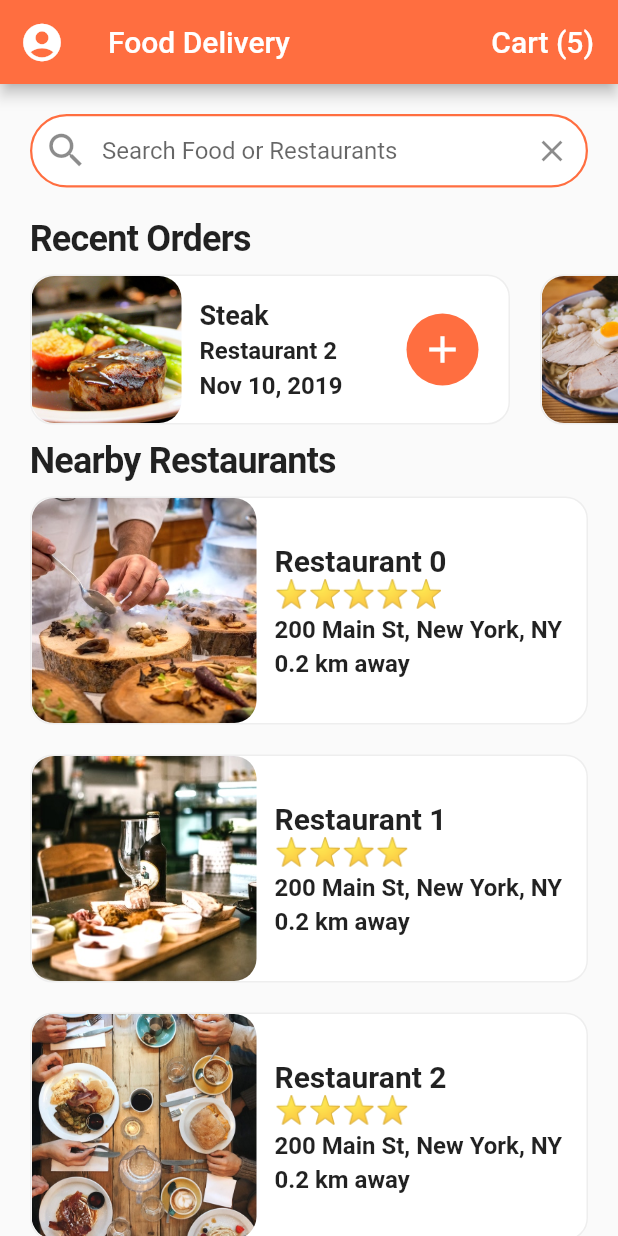
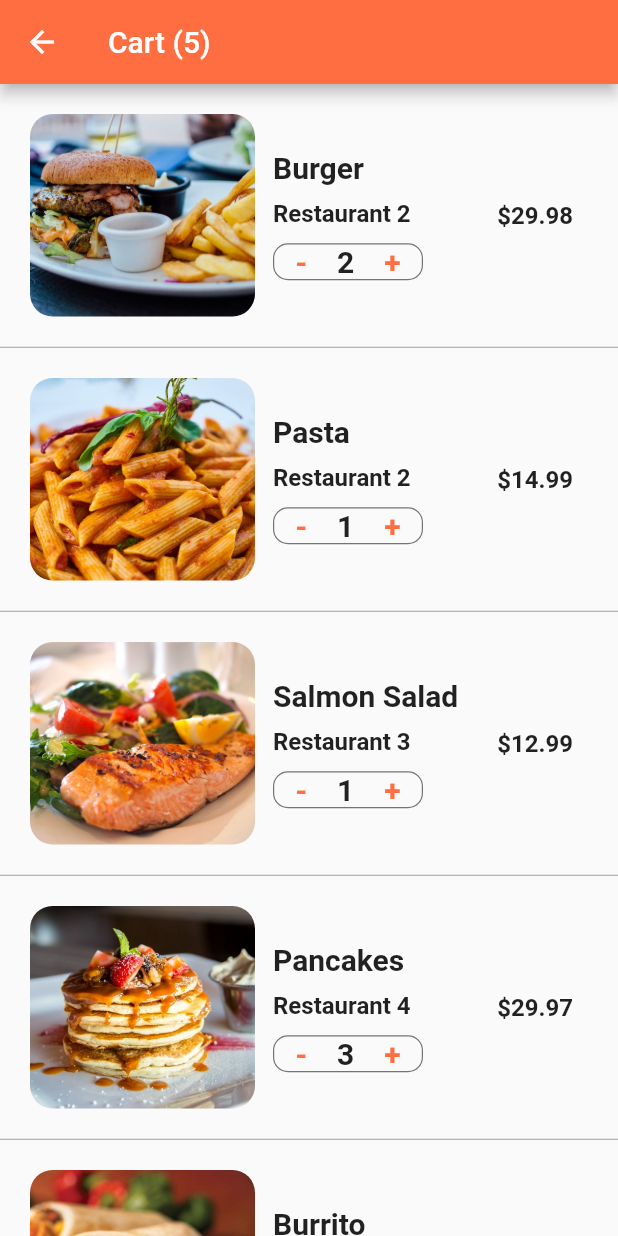
Before and after one commit to TomasKulik/FoodDeliveryUI, a Flutter app: the screen it shows after launch, after a tap on an icon or button, on a phone screen of 412 x 824 dp. Run offline on Flutter 3.47's test engine with Material 2 defaults, Android fonts, the phone set to English and light mode, and no system bars.

Commit message:
CartScreen items and quantity selector

```diff
--- /dev/null
+++ b/lib/screens/cart_screen.dart
@@ -0,0 +1,145 @@
+import 'package:flutter/material.dart';
+import 'package:flutter_food_delivery_ui/data/data.dart';
+import 'package:flutter_food_delivery_ui/models/order.dart';
+
+class CartScreen extends StatefulWidget {
+  @override
+  _CartScreenState createState() => _CartScreenState();
+}
+
+class _CartScreenState extends State<CartScreen> {
+  _buildCartItem(Order order) {
+    return Container(
+      padding: EdgeInsets.all(20.0),
+      height: 175.0,
+      child: Row(
+        children: <Widget>[
+          Expanded(
+            child: Row(
+              children: <Widget>[
+                Container(
+                  width: 150.0,
+                  decoration: BoxDecoration(
+                    image: DecorationImage(
+                      image: AssetImage(order.food.imageUrl),
+                      fit: BoxFit.cover,
+                    ),
+                    borderRadius: BorderRadius.circular(15.0),
+                  ),
+                ),
+                Expanded(
+                  child: Container(
+                    margin: EdgeInsets.all(12.0),
+                    child: Column(
+                      mainAxisAlignment: MainAxisAlignment.center,
+                      crossAxisAlignment: CrossAxisAlignment.start,
+                      children: <Widget>[
+                        Text(
+                          order.food.name,
+                          style: TextStyle(
+                            fontSize: 20.0,
+                            fontWeight: FontWeight.bold,
+                          ),
+                          overflow: TextOverflow.ellipsis,
+                        ),
+                        SizedBox(height: 10.0),
+                        Text(
+                          order.restaurant.name,
+                          style: TextStyle(
+                            fontSize: 16.0,
+                            fontWeight: FontWeight.w600,
+                          ),
+                          overflow: TextOverflow.ellipsis,
+                        ),
+                        SizedBox(height: 10.0),
+                        Container(
+                          width: 100.0,
+                          decoration: BoxDecoration(
+                            borderRadius: BorderRadius.circular(10.0),
+                            border: Border.all(
+                              width: 0.8,
+                              color: Colors.black54,
+                            ),
+                          ),
+                          child: Row(
+                            mainAxisAlignment: MainAxisAlignment.center,
+                            children: <Widget>[
+                              GestureDetector(
+                                onTap: () {},
+                                child: Text(
+                                  '-',
+                                  style: TextStyle(
+                                    color: Theme.of(context).primaryColor,
+                                    fontSize: 20.0,
+                                    fontWeight: FontWeight.w600,
+                                  ),
+                                ),
+                              ),
+                              SizedBox(width: 20.0),
+                              Text(
+                                order.quantity.toString(),
+                                style: TextStyle(
+                                  fontSize: 20.0,
+                                  fontWeight: FontWeight.w600,
+                                ),
+                              ),
+                              SizedBox(width: 20.0),
+                              GestureDetector(
+                                onTap: () {},
+                                child: Text(
+                                  '+',
+                                  style: TextStyle(
+                                    color: Theme.of(context).primaryColor,
+                                    fontSize: 20.0,
+                                    fontWeight: FontWeight.w600,
+                                  ),
+                                ),
+                              ),
+                            ],
+                          ),
+                        ),
+                      ],
+                    ),
+                  ),
+                ),
+              ],
+            ),
+          ),
+          Container(
+            margin: EdgeInsets.all(10.0),
+            child: Text(
+              '\$${order.quantity * order.food.price}',
+              style: TextStyle(
+                fontSize: 16.0,
+                fontWeight: FontWeight.w600,
+              ),
+            ),
+          ),
+        ],
+      ),
+    );
+  }
+
+  @override
+  Widget build(BuildContext context) {
+    return Scaffold(
+      appBar: AppBar(
+        title: Text('Cart (${currentUser.cart.length})'),
+      ),
+      body: ListView.separated(
+        physics: BouncingScrollPhysics(),
+        itemCount: currentUser.cart.length,
+        itemBuilder: (BuildContext context, int index) {
+          Order order = currentUser.cart[index];
+          return _buildCartItem(order);
+        },
+        separatorBuilder: (BuildContext context, int index) {
+          return Divider(
+            height: 1.0,
+            color: Colors.grey,
+          );
+        },
+      ),
+    );
+  }
+}
--- a/lib/screens/home_screen.dart
+++ b/lib/screens/home_screen.dart
@@ -1,5 +1,6 @@
 import 'package:flutter/material.dart';
 import 'package:flutter_food_delivery_ui/models/restaurant.dart';
+import 'package:flutter_food_delivery_ui/screens/cart_screen.dart';
 import 'package:flutter_food_delivery_ui/screens/restaurant_screen.dart';
 import 'package:flutter_food_delivery_ui/widgets/rating_stars.dart';
 import 'package:flutter_food_delivery_ui/widgets/recent_orders.dart';
@@ -111,7 +112,12 @@ class _HomeScreenState extends State<HomeScreen> {
                 fontSize: 20.0,
               ),
             ),
-            onPressed: () {},
+            onPressed: () => Navigator.push(
+              context,
+              MaterialPageRoute(
+                builder: (_) => CartScreen(),
+              ),
+            ),
           ),
         ],
       ),
```
